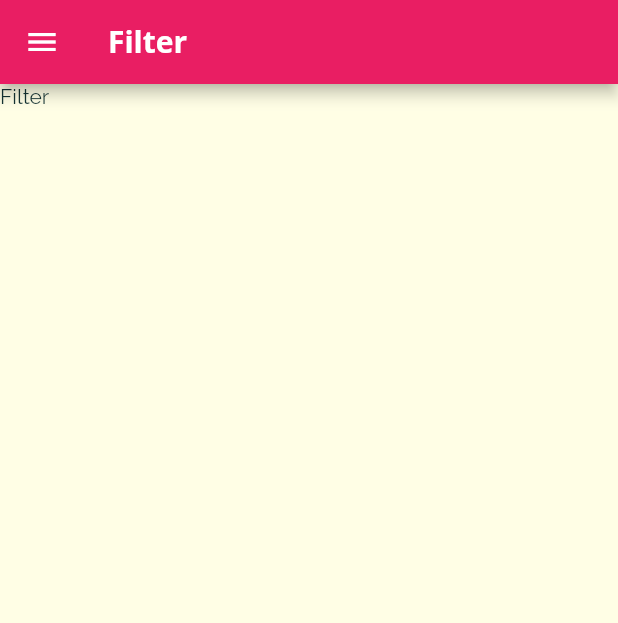
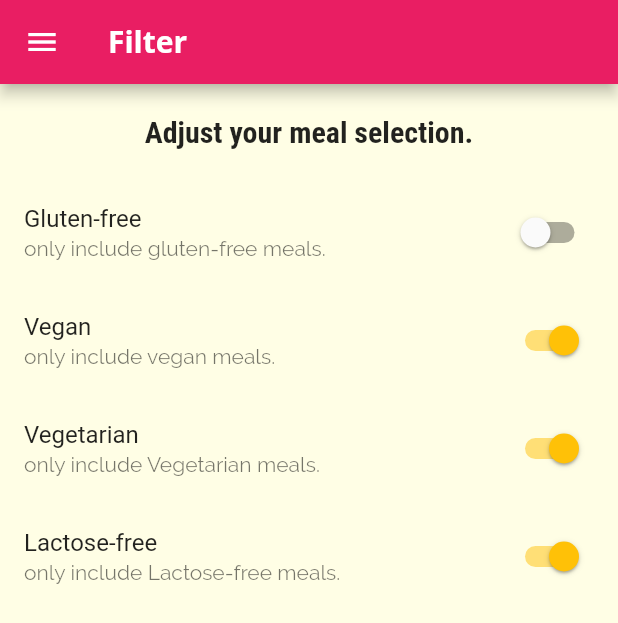
Before and after one commit to aaa59891/flutter_practice_navigation, a Flutter app: the FiltersScreen screen opened by its route, on a phone screen of 412 x 824 dp. Shown: the top 623 px of the screen. Run offline on Flutter 3.47's test engine with Material 2 defaults, Android fonts, the phone set to English and light mode, and no system bars.

```diff
--- a/lib/screens/filters_screen.dart
+++ b/lib/screens/filters_screen.dart
@@ -1,15 +1,89 @@
 import 'package:flutter/material.dart';
 import 'package:my_app/widgets/main_drawer.dart';
 
-class FiltersScreen extends StatelessWidget {
+class FiltersScreen extends StatefulWidget {
+  @override
+  _FiltersScreenState createState() => _FiltersScreenState();
+}
+
+class _FiltersScreenState extends State<FiltersScreen> {
+  bool _isGlutenFree = false;
+  bool _isVegan = true;
+  bool _isVegetarian = true;
+  bool _isLactoseFree = true;
+  void Function(bool) _toggle(bool toggleValue) {
+    return (value) {
+      this.setState(() {
+        toggleValue = value;
+      });
+    };
+  }
+
   @override
   Widget build(BuildContext context) {
+    final theme = Theme.of(context);
     return Scaffold(
       appBar: AppBar(
         title: Text('Filter'),
       ),
       drawer: MainDrawer(),
-      body: Text('Filter'),
+      body: Column(
+        children: <Widget>[
+          Container(
+            padding: EdgeInsets.all(20),
+            child: Text(
+              'Adjust your meal selection.',
+              style: theme.textTheme.title,
+            ),
+          ),
+          Expanded(
+            child: ListView(
+              children: <Widget>[
+                SwitchListTile(
+                  title: Text('Gluten-free'),
+                  value: this._isGlutenFree,
+                  subtitle: Text('only include gluten-free meals.'),
+                  onChanged: (value) {
+                    this.setState(() {
+                      this._isGlutenFree = value;
+                    });
+                  },
+                ),
+                SwitchListTile(
+                  title: Text('Vegan'),
+                  value: this._isVegan,
+                  subtitle: Text('only include vegan meals.'),
+                  onChanged: (value) {
+                    this.setState(() {
+                      this._isVegan = value;
+                    });
+                  },
+                ),
+                SwitchListTile(
+                  title: Text('Vegetarian'),
+                  value: this._isVegetarian,
+                  subtitle: Text('only include Vegetarian meals.'),
+                  onChanged: (value) {
+                    this.setState(() {
+                      this._isVegetarian = value;
+                    });
+                  },
+                ),
+                SwitchListTile(
+                  title: Text('Lactose-free'),
+                  value: this._isLactoseFree,
+                  subtitle: Text('only include Lactose-free meals.'),
+                  onChanged: (value) {
+                    this.setState(() {
+                      this._isLactoseFree = value;
+                    });
+                  },
+                ),
+              ],
+            ),
+          )
+        ],
+      ),
     );
   }
 }
```
